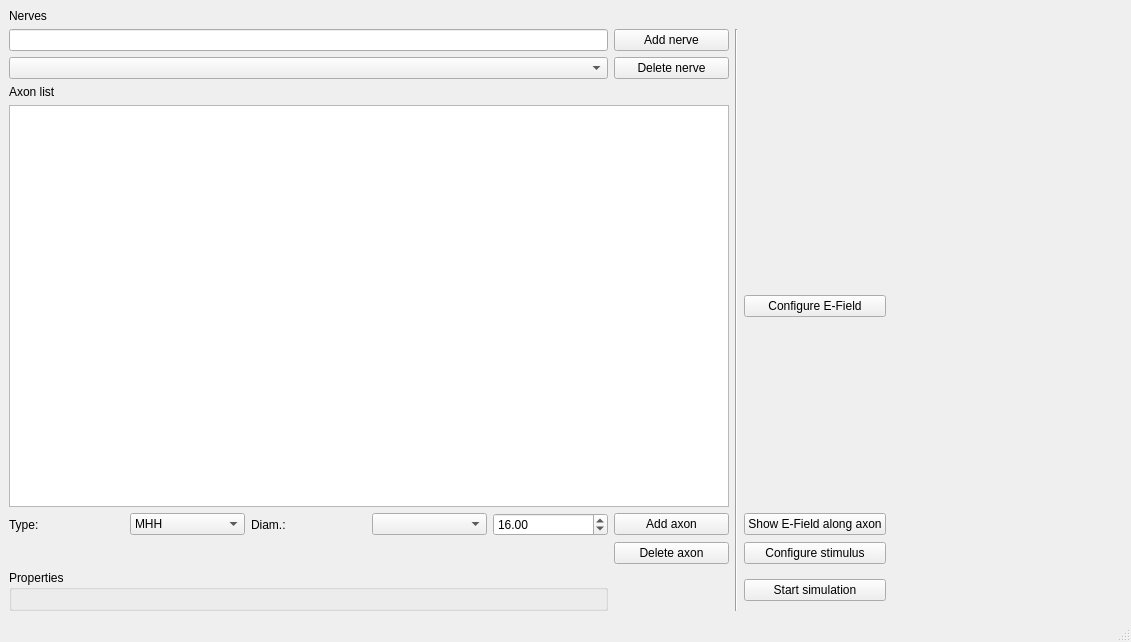
Before: the Qt Designer form ui_master_sim.ui in TheJRapp/PeriphNeuronStim, drawn with Qt 5.
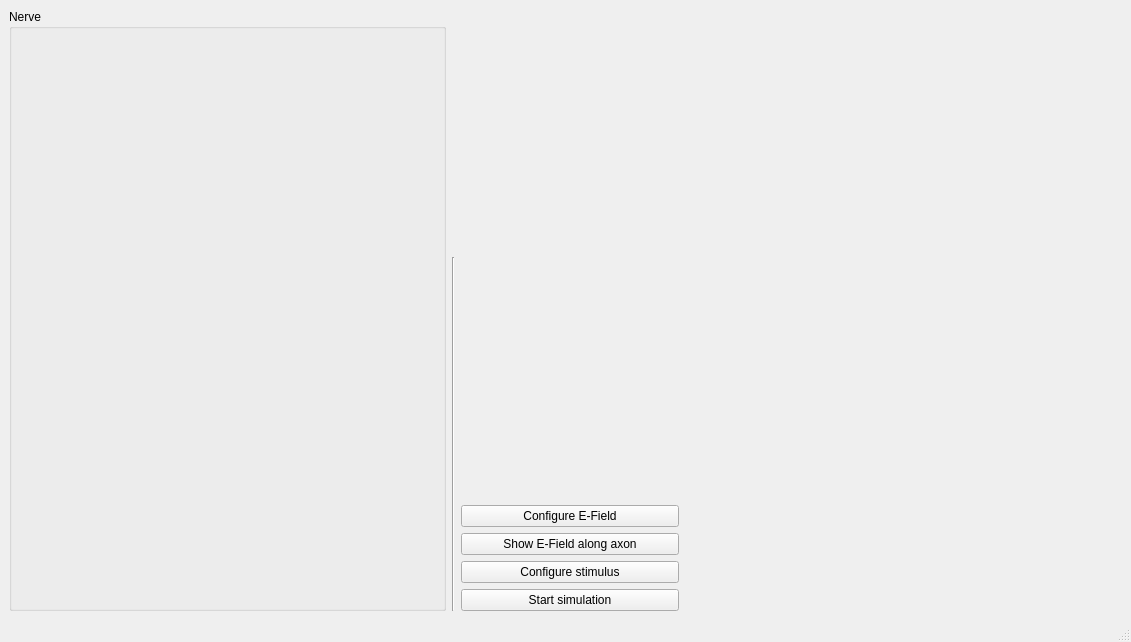
After: the same form once the commit is applied.

Commit message: separated axon, nerve management from main; -> nerve_widget started to include handling for nerve shape (from cst) instead of e_field_matrix; vast parts still missing

```diff
--- a/ui_master_sim.ui
+++ b/ui_master_sim.ui
@@ -15,75 +15,21 @@
   </property>
   <widget class="QWidget" name="centralwidget">
    <layout class="QGridLayout" name="gridLayout">
-    <item row="0" column="0" colspan="6">
-     <widget class="QLabel" name="label_2">
+    <item row="4" column="3">
+     <widget class="QPushButton" name="stimulus_button">
       <property name="text">
-       <string>Nerves</string>
+       <string>Configure stimulus</string>
       </property>
      </widget>
     </item>
-    <item row="5" column="4">
-     <widget class="QDoubleSpinBox" name="axon_diam_spin_box">
-      <property name="minimum">
-       <double>1.000000000000000</double>
-      </property>
-      <property name="maximum">
-       <double>20.000000000000000</double>
-      </property>
-      <property name="value">
-       <double>16.000000000000000</double>
-      </property>
-     </widget>
-    </item>
-    <item row="5" column="5">
-     <widget class="QPushButton" name="add_axon_button">
+    <item row="3" column="3">
+     <widget class="QPushButton" name="e_field_along_axon_button">
       <property name="text">
-       <string>Add axon</string>
+       <string>Show E-Field along axon</string>
       </property>
      </widget>
     </item>
-    <item row="5" column="1">
-     <widget class="QComboBox" name="axon_type_combo_box">
-      <item>
-       <property name="text">
-        <string>MHH</string>
-       </property>
-      </item>
-      <item>
-       <property name="text">
-        <string>RMG</string>
-       </property>
-      </item>
-      <item>
-       <property name="text">
-        <string>HH</string>
-       </property>
-      </item>
-     </widget>
-    </item>
-    <item row="7" column="0" colspan="5">
-     <widget class="QGroupBox" name="groupBox">
-      <property name="title">
-       <string>Properties</string>
-      </property>
-      <layout class="QVBoxLayout" name="property_layout"/>
-     </widget>
-    </item>
-    <item row="6" column="5">
-     <widget class="QPushButton" name="delete_axon_button">
-      <property name="text">
-       <string>Delete axon</string>
-      </property>
-     </widget>
-    </item>
-    <item row="2" column="5">
-     <widget class="QPushButton" name="delete_nerve_button">
-      <property name="text">
-       <string>Delete nerve</string>
-      </property>
-     </widget>
-    </item>
-    <item row="0" column="8" rowspan="5" colspan="2">
+    <item row="0" column="4" rowspan="3" colspan="2">
      <widget class="QWidget" name="e_field_widget" native="true">
       <property name="sizePolicy">
        <sizepolicy hsizetype="Expanding" vsizetype="Preferred">
@@ -94,95 +40,52 @@
       <layout class="QVBoxLayout" name="e_field_layout"/>
      </widget>
     </item>
-    <item row="2" column="0" colspan="5">
-     <widget class="QComboBox" name="nerve_combo_box"/>
-    </item>
-    <item row="5" column="0">
-     <widget class="QLabel" name="label_3">
-      <property name="text">
-       <string>Type:</string>
-      </property>
-     </widget>
-    </item>
-    <item row="1" column="5">
-     <widget class="QPushButton" name="add_nerve_button">
-      <property name="enabled">
-       <bool>true</bool>
-      </property>
-      <property name="text">
-       <string>Add nerve</string>
-      </property>
-     </widget>
-    </item>
-    <item row="4" column="0" colspan="6">
-     <widget class="QListView" name="axon_list_view"/>
-    </item>
-    <item row="1" column="0" colspan="5">
-     <widget class="QLineEdit" name="nerve_name_line_edit"/>
-    </item>
-    <item row="3" column="0" colspan="6">
-     <widget class="QLabel" name="label">
-      <property name="text">
-       <string>Axon list</string>
-      </property>
-     </widget>
-    </item>
-    <item row="5" column="3">
-     <widget class="QComboBox" name="axon_diam_combo_box"/>
-    </item>
-    <item row="5" column="2">
-     <widget class="QLabel" name="label_4">
-      <property name="text">
-       <string>Diam.:</string>
-      </property>
-     </widget>
-    </item>
-    <item row="1" column="6" rowspan="7">
+    <item row="1" column="2" rowspan="5">
      <widget class="Line" name="line">
       <property name="orientation">
        <enum>Qt::Vertical</enum>
       </property>
      </widget>
     </item>
-    <item row="5" column="7">
-     <widget class="QPushButton" name="e_field_along_axon_button">
-      <property name="text">
-       <string>Show E-Field along axon</string>
-      </property>
-     </widget>
-    </item>
-    <item row="6" column="7">
-     <widget class="QPushButton" name="stimulus_button">
-      <property name="text">
-       <string>Configure stimulus</string>
-      </property>
-     </widget>
-    </item>
-    <item row="5" column="8" rowspan="3" colspan="2">
-     <widget class="QWidget" name="axon_potential_widget" native="true">
-      <property name="sizePolicy">
-       <sizepolicy hsizetype="Expanding" vsizetype="Preferred">
-        <horstretch>0</horstretch>
-        <verstretch>0</verstretch>
-       </sizepolicy>
-      </property>
-      <layout class="QVBoxLayout" name="potential_layout"/>
-     </widget>
-    </item>
-    <item row="4" column="7">
+    <item row="2" column="3">
      <widget class="QPushButton" name="conf_efield_button">
       <property name="text">
        <string>Configure E-Field</string>
       </property>
      </widget>
     </item>
-    <item row="7" column="7">
+    <item row="5" column="3">
      <widget class="QPushButton" name="simulation_button">
       <property name="text">
        <string>Start simulation</string>
       </property>
      </widget>
     </item>
+    <item row="3" column="4" rowspan="3" colspan="2">
+     <widget class="QWidget" name="axon_potential_widget" native="true">
+      <property name="sizePolicy">
+       <sizepolicy hsizetype="Expanding" vsizetype="Preferred">
+        <horstretch>0</horstretch>
+        <verstretch>0</verstretch>
+       </sizepolicy>
+      </property>
+      <layout class="QVBoxLayout" name="potential_layout"/>
+     </widget>
+    </item>
+    <item row="0" column="0" rowspan="6" colspan="2">
+     <widget class="QGroupBox" name="groupBox">
+      <property name="title">
+       <string>Nerve</string>
+      </property>
+      <layout class="QVBoxLayout" name="property_layout">
+       <item>
+        <widget class="QWidget" name="nerve_widget" native="true">
+         <layout class="QGridLayout" name="nerve_layout"/>
+        </widget>
+       </item>
+      </layout>
+     </widget>
+    </item>
    </layout>
   </widget>
   <widget class="QMenuBar" name="menubar">
```
The commit also changes 8 other files.
